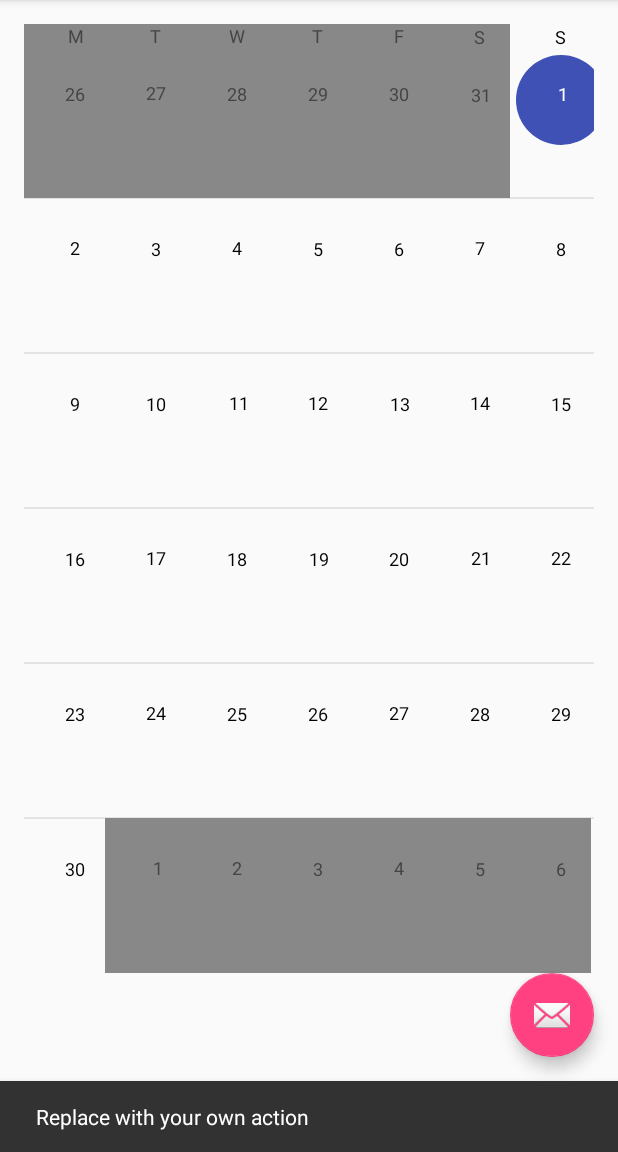
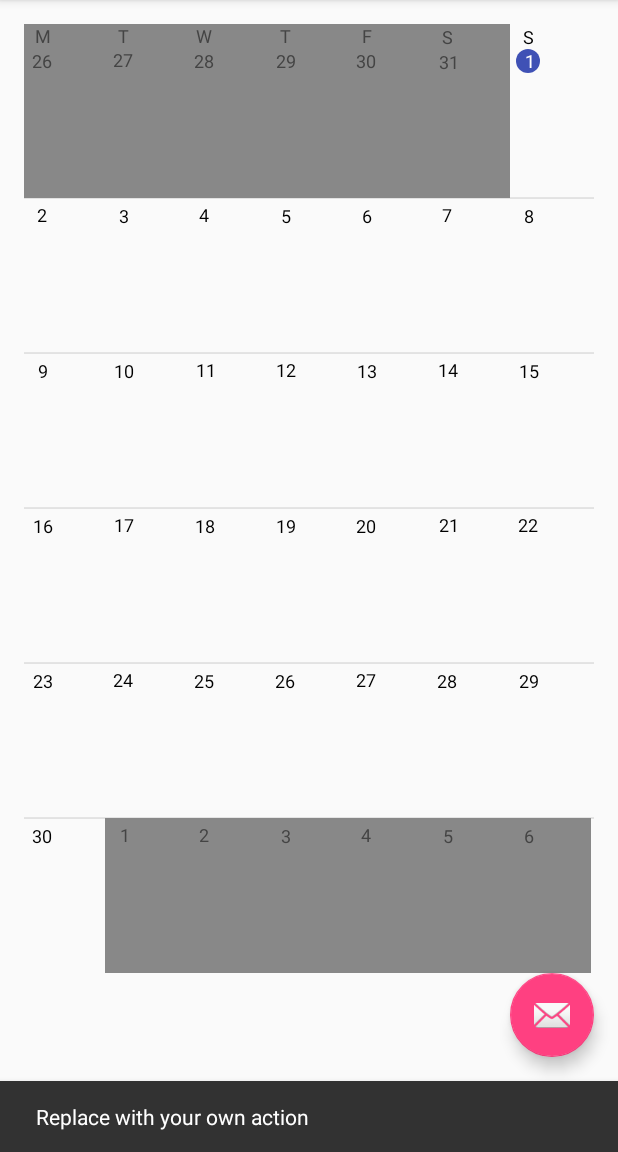
Before and after one commit to sickmartian/CalendarView, an Android app: the screen it shows after launch (MainActivity), after a tap on an icon or button, on a phone screen of 412 x 824 dp, the part 84-1236 px from its top. Run offline under Robolectric (Android 15) with nearby library versions, the phone set to English and light mode, and no system bars.

Commit message:
More work...

```diff
--- a/app/src/main/java/com/sickmartian/calendarview/CalendarView.java
+++ b/app/src/main/java/com/sickmartian/calendarview/CalendarView.java
@@ -241,7 +241,7 @@ public class CalendarView extends ViewGroup {
                 int day =  i - mFirstCellOfMonth + 1;
                 if (mSelectedDay == day && mSelectedDayDrawable != null) {
 
-                    float topOffset = mBetweenSiblingsPadding;
+                    float topOffset = 0;
                     if (i < 7) {
                         topOffset += mBetweenSiblingsPadding + mSingleLetterHeight;
                     }
@@ -270,13 +270,15 @@ public class CalendarView extends ViewGroup {
                                     Paint mCurrentDayTextColor,
                                     Paint mCurrentWeekDayTextColor) {
         float topOffset = 0;
+
         if (cellNumber < 7) {
             mCurrentWeekDayTextColor.getTextBounds(mWeekDays[cellNumber], 0, mWeekDays[cellNumber].length(), mReusableTextBound);
 
             int decorationLeftOffset = 0;
             if (mDecorationSize > 0) {
-                decorationLeftOffset = (int) ((mDecorationSize - mReusableTextBound.width()) / 2);
+                decorationLeftOffset = (int) (mDecorationSize / 2 - mReusableTextBound.width() / 2);//((mDecorationSize - mReusableTextBound.width()) / 2);
             }
+
             canvas.drawText(mWeekDays[cellNumber],
                     mDayCells[cellNumber].left + mDecorationLeftExtra + decorationLeftOffset,
                     mDayCells[cellNumber].top + mBetweenSiblingsPadding + mReusableTextBound.height(),
@@ -284,13 +286,11 @@ public class CalendarView extends ViewGroup {
             topOffset = mBetweenSiblingsPadding + mReusableTextBound.height();
         }
 
-        mCurrentWeekDayTextColor.getTextBounds(mDayNumbers[cellNumber], 0, mDayNumbers[cellNumber].length(), mReusableTextBound);
+        mCurrentDayTextColor.getTextBounds(mDayNumbers[cellNumber], 0, mDayNumbers[cellNumber].length(), mReusableTextBound);
         int decorationLeftOffset = 0;
-        if (mDecorationSize > 0) {
-            decorationLeftOffset = (int) ((mDecorationSize - mReusableTextBound.width()) / 2);
-        }
         int decorationTopOffset = 0;
         if (mDecorationSize > 0) {
+            decorationLeftOffset = (int) (mDecorationSize / 2 - mReusableTextBound.width() / 2);
             decorationTopOffset = (int) ((mDecorationSize - mReusableTextBound.height()) / 2);
         }
 
--- a/app/src/main/res/layout/content_main.xml
+++ b/app/src/main/res/layout/content_main.xml
@@ -16,7 +16,7 @@
     <com.sickmartian.calendarview.CalendarView
         xmlns:calendar_view="http://schemas.android.com/apk/res/com.sickmartian.calendarview"
         calendar_view:currentDayDecorationDrawable="@drawable/current_day_drawable"
-        app:currentDayDecorationSize="60dp"
+        app:currentDayDecorationSize="16dp"
         app:textSize="12sp"
         android:layout_width="match_parent"
         android:layout_height="match_parent"
```
